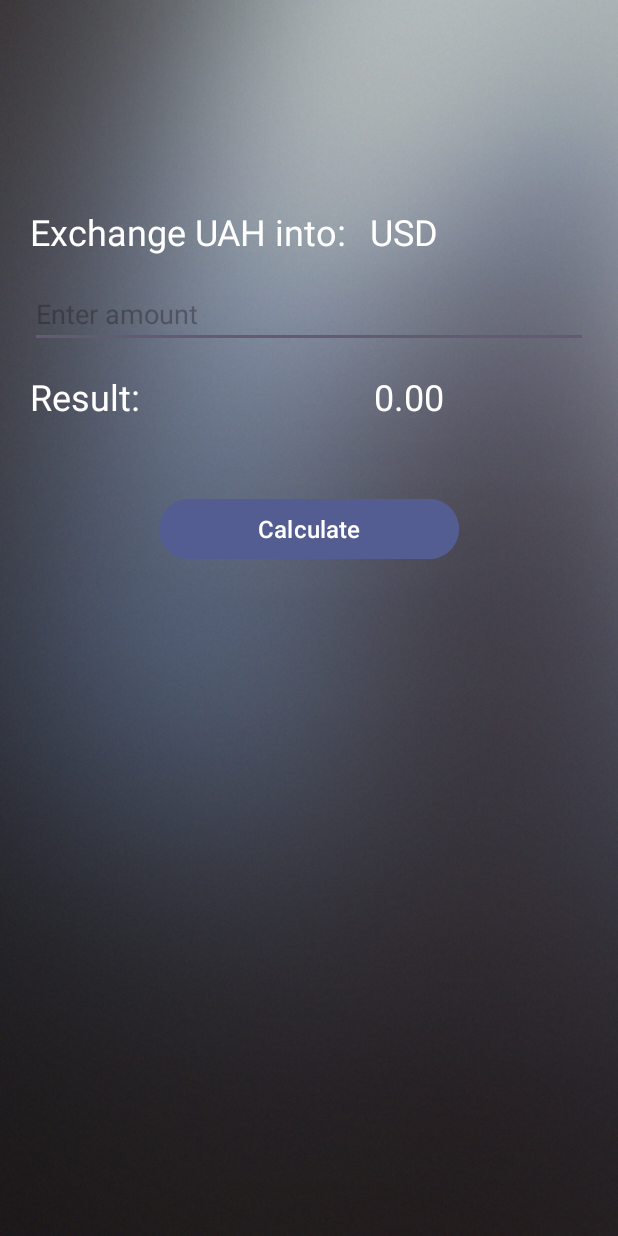
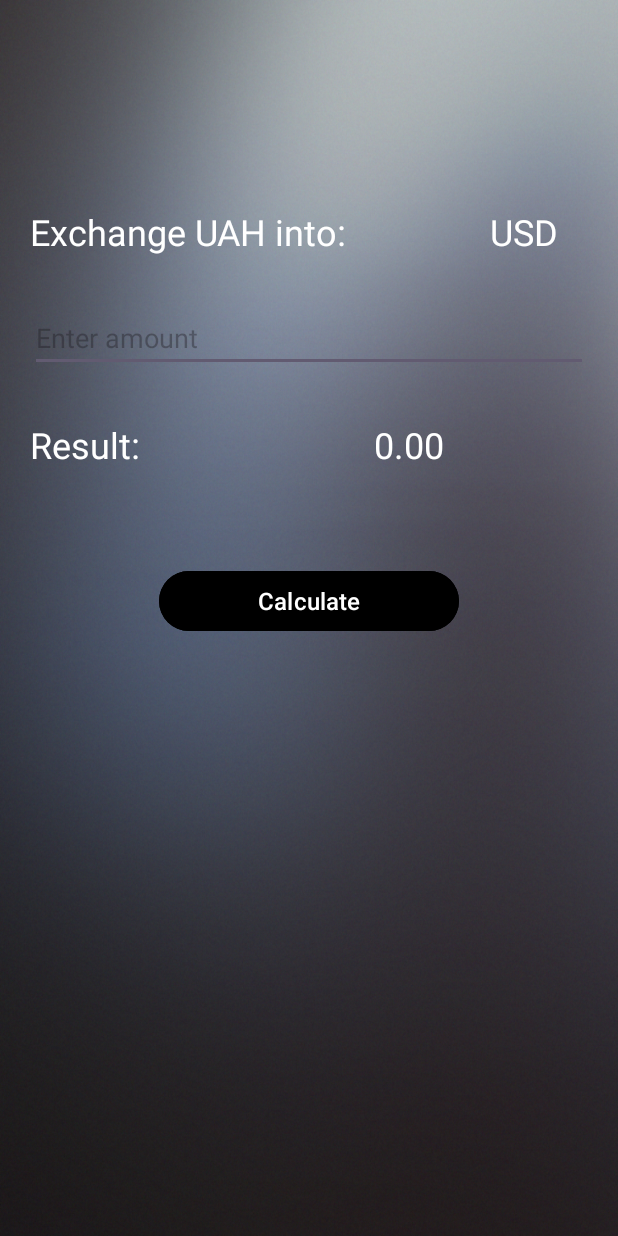
Before and after one commit to ViktorH0411/Exchanger, an Android app: the screen it shows after launch (MainActivity), on a phone screen of 412 x 824 dp. Run offline under Robolectric (Android 15) with nearby library versions, the phone set to English and light mode, and no system bars.

Commit message:
Some design fixes

```diff
--- a/app/src/main/java/com/example/exchanger/MainActivity.kt
+++ b/app/src/main/java/com/example/exchanger/MainActivity.kt
@@ -63,7 +63,7 @@ class MainActivity : AppCompatActivity() {
                 runOnUiThread {
                     val moneyAmountText = moneyAmount.text.toString()
                     if (moneyAmountText.isNotEmpty()) {
-                        val amount = moneyAmountText.toDouble()
+                        val amount = moneyAmountText.toFloat()
                         val conversionRate = when (selectedCurrency) {
                             "USD" -> resValue.conversion_rates.USD
                             "EUR" -> resValue.conversion_rates.EUR
--- a/app/src/main/res/layout/activity_main.xml
+++ b/app/src/main/res/layout/activity_main.xml
@@ -21,7 +21,7 @@
         android:layout_height="wrap_content"
         android:layout_toEndOf="@+id/currencyLabel"
         android:layout_alignTop="@+id/currencyLabel"
-        android:layout_marginStart="16dp"
+        android:layout_marginStart="96dp"
         android:text="USD"
         android:textColor="@color/white"
         android:textSize="24dp" />
@@ -31,7 +31,7 @@
         android:layout_width="match_parent"
         android:layout_height="wrap_content"
         android:layout_below="@id/currencyLabel"
-        android:layout_marginTop="16dp"
+        android:layout_marginTop="32dp"
         android:hint="Enter amount"
         android:inputType="numberDecimal"
         android:textColor="@color/white" />
@@ -41,7 +41,7 @@
         android:layout_width="wrap_content"
         android:layout_height="wrap_content"
         android:layout_below="@id/moneyAmount"
-        android:layout_marginTop="16dp"
+        android:layout_marginTop="32dp"
         android:text="Result:"
         android:textColor="@color/white"
         android:textSize="24dp" />
@@ -64,8 +64,8 @@
         android:layout_height="wrap_content"
         android:layout_below="@+id/result"
         android:layout_centerHorizontal="true"
-        android:layout_marginTop="48dp"
-        android:backgroundTint="@color/dirt_blue"
+        android:layout_marginTop="64dp"
+        android:backgroundTint="@color/black"
         android:text="Calculate"
         android:textSize="16dp"
         android:textColor="@color/white" />
```
